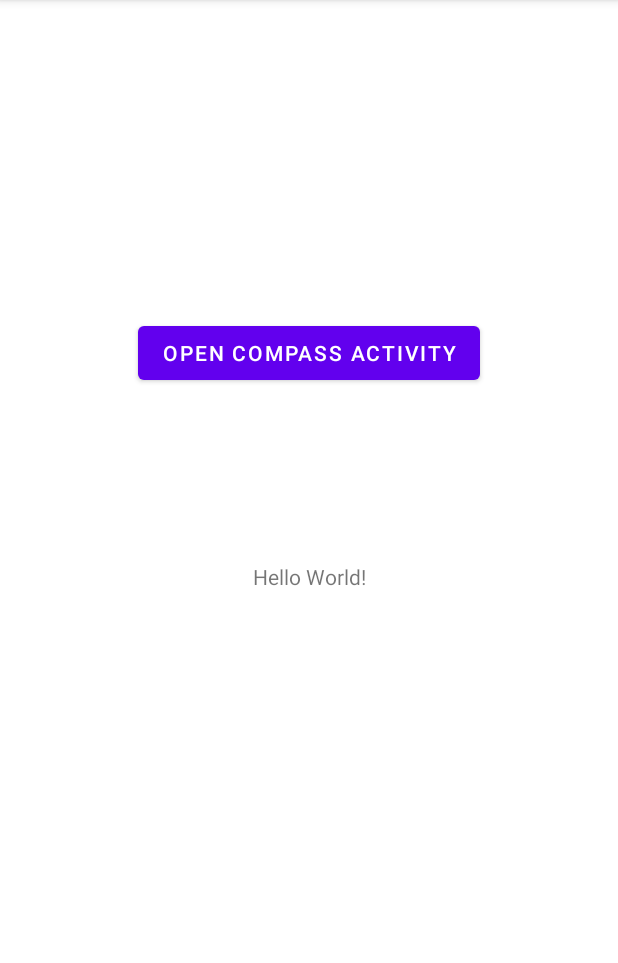
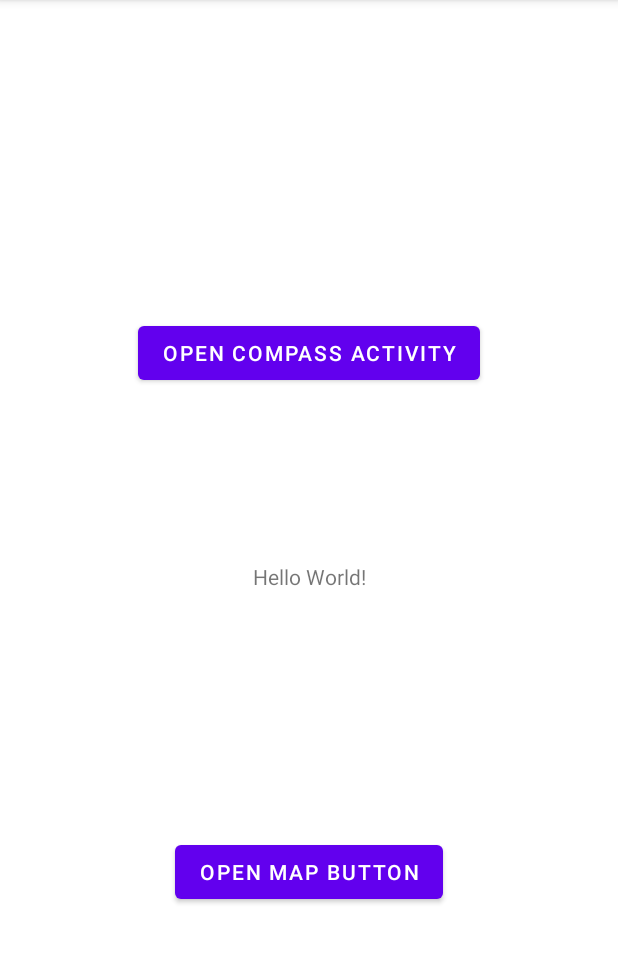
Before and after one commit to chjw9806/CompassAppWiBtn, an Android app: the screen it shows after launch (MainActivity), on a phone screen of 412 x 824 dp, the part 84-1047 px from its top. Run offline under Robolectric (Android 15) with nearby library versions, the phone set to English and light mode, and no system bars.

Commit message:
compass + map

```diff
--- a/app/build.gradle
+++ b/app/build.gradle
@@ -33,6 +33,8 @@ dependencies {
     implementation 'androidx.appcompat:appcompat:1.2.0'
     implementation 'com.google.android.material:material:1.3.0'
     implementation 'androidx.constraintlayout:constraintlayout:2.0.4'
+    implementation 'com.google.android.gms:play-services-maps:17.0.0'
+    implementation 'com.google.android.gms:play-services-location:18.0.0'
     testImplementation 'junit:junit:4.+'
     androidTestImplementation 'androidx.test.ext:junit:1.1.2'
     androidTestImplementation 'androidx.test.espresso:espresso-core:3.3.0'
--- a/app/src/main/java/com/example/compassappwibtn/MainActivity.java
+++ b/app/src/main/java/com/example/compassappwibtn/MainActivity.java
@@ -8,8 +8,8 @@ import android.view.View;
 import android.widget.Button;
 
 public class MainActivity extends AppCompatActivity implements View.OnClickListener {
-    Button btnOpenCompass;
-    Intent compassActivity;
+    Button btnOpenCompass, btnMap;
+    Intent intent;
 
     @Override
     protected void onCreate(Bundle savedInstanceState) {
@@ -18,15 +18,21 @@ public class MainActivity extends AppCompatActivity implements View.OnClickListe
 
         btnOpenCompass = findViewById(R.id.btnOpenCompassView);
         btnOpenCompass.setOnClickListener(this);
+        btnMap = findViewById(R.id.btnMap);
+        btnMap.setOnClickListener(this);
     }
 
     @Override
     public void onClick(View v) {
         switch(v.getId()){
             case R.id.btnOpenCompassView:
-                compassActivity = new Intent(this, CompassActivity.class);
-                startActivity(compassActivity);break;
+                intent = new Intent(this, CompassActivity.class);
+                break;
+            case R.id.btnMap:
+                intent = new Intent(this, MapsActivity.class);
+               break;
             default: break;
         }
+        startActivity(intent);
     }
 }
--- a/app/src/main/res/layout/activity_main.xml
+++ b/app/src/main/res/layout/activity_main.xml
@@ -27,4 +27,14 @@
         app:layout_constraintStart_toStartOf="parent"
         app:layout_constraintTop_toTopOf="parent" />
 
+    <Button
+        android:id="@+id/btnMap"
+        android:layout_width="wrap_content"
+        android:layout_height="wrap_content"
+        android:text="Open Map Button"
+        app:layout_constraintBottom_toBottomOf="parent"
+        app:layout_constraintEnd_toEndOf="parent"
+        app:layout_constraintStart_toStartOf="parent"
+        app:layout_constraintTop_toBottomOf="@+id/textView" />
+
 </androidx.constraintlayout.widget.ConstraintLayout>
--- a/app/src/main/res/values/strings.xml
+++ b/app/src/main/res/values/strings.xml
@@ -1,3 +1,4 @@
 <resources>
     <string name="app_name">CompassAppWiBtn</string>
+    <string name="title_activity_maps">Map</string>
 </resources>
```
Also changed, not shown: app/src/debug/res/values/google_maps_api.xml (added, +24 -0 lines), app/src/main/AndroidManifest.xml (+26 -2 lines), app/src/main/java/com/example/compassappwibtn/MapsActivity.java (added, +46 -0 lines), app/src/main/res/layout/activity_maps.xml (added, +9 -0 lines), 1 other file.
